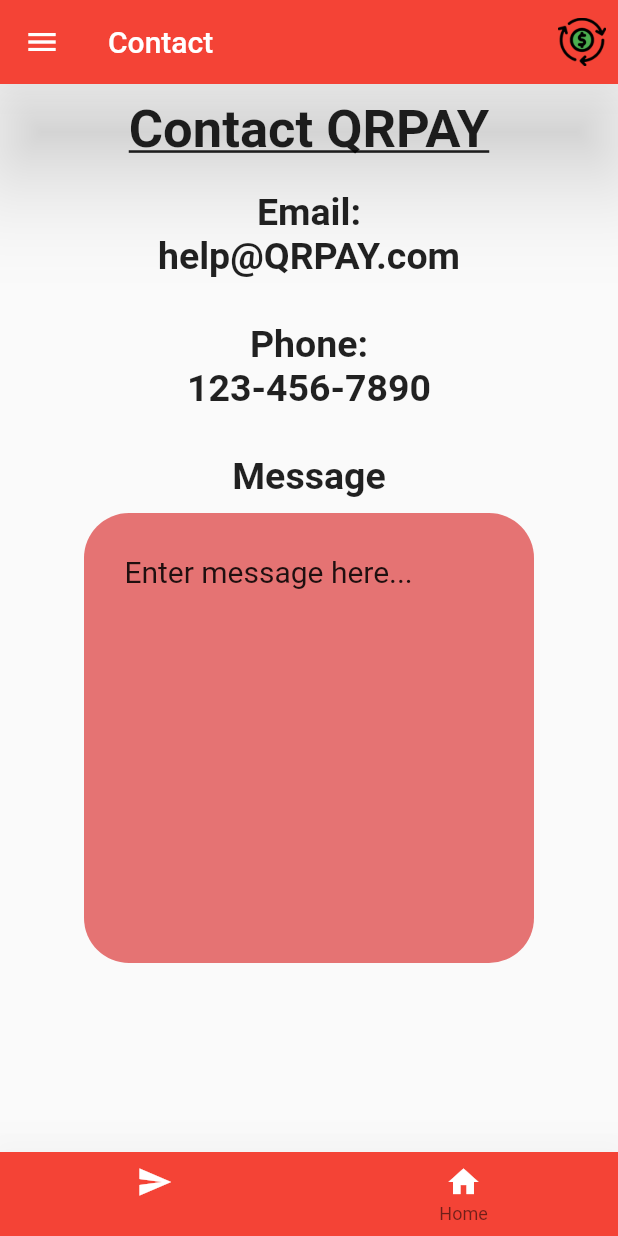
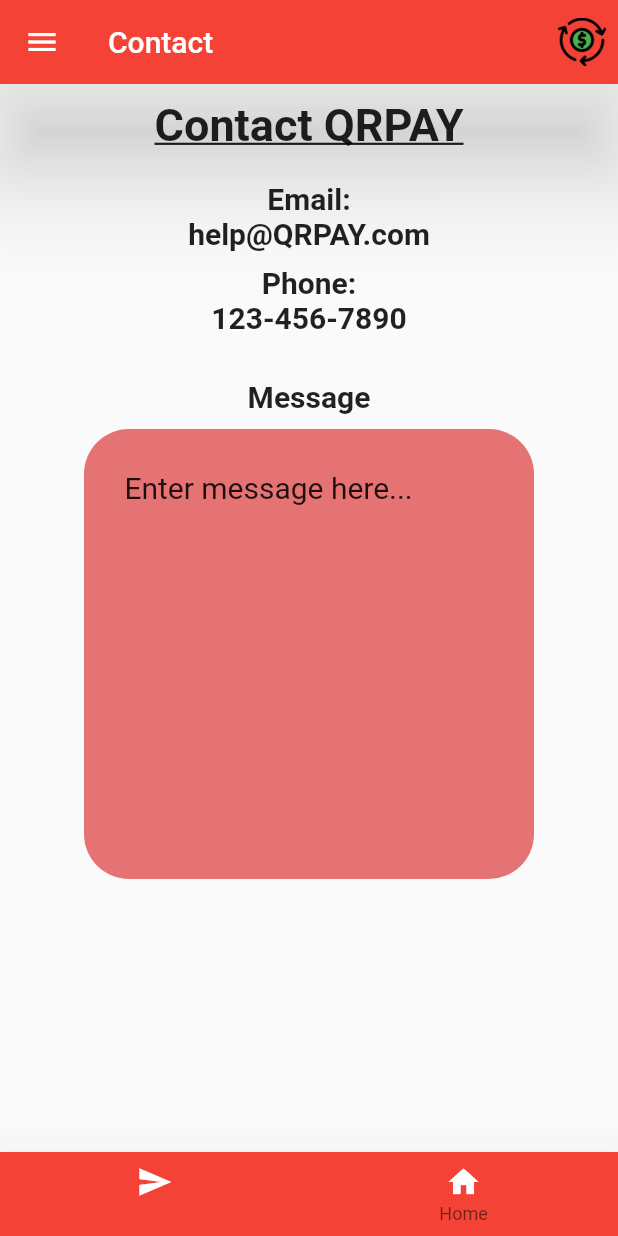
Before and after one commit to espressoAndCode/qrpay_app, a Flutter app: the ContactPage screen opened by its route, on a phone screen of 412 x 824 dp. Run offline on Flutter 3.47's test engine with Material 2 defaults, Android fonts, the phone set to English and light mode, and no system bars; our stand-ins replace firebase_auth, firebase_core; missing offline and left inert: qr_code_scanner; accounts and stored records are empty.

Commit message:
fixed display issue

```diff
--- a/lib/module/contact/contact_list_view.dart
+++ b/lib/module/contact/contact_list_view.dart
@@ -30,7 +30,7 @@ class ContactPage extends StatelessWidget {
               child: Text(
                 "Contact QRPAY",
                 style: TextStyle(
-                  fontSize: 35,
+                  fontSize: 30,
                   fontWeight: FontWeight.bold,
                   decoration: TextDecoration.underline,
                 ),
@@ -40,17 +40,17 @@ class ContactPage extends StatelessWidget {
               child: Text(
                 "Email:",
                 style: TextStyle(
-                  fontSize: 25,
+                  fontSize: 20,
                   fontWeight: FontWeight.bold,
                 ),
               ),
             ),
             Container(
-              padding: EdgeInsets.fromLTRB(20, 0, 20, 30),
+              padding: EdgeInsets.fromLTRB(20, 0, 20, 10),
               child: Text(
                 "help@QRPAY.com",
                 style: TextStyle(
-                  fontSize: 25,
+                  fontSize: 20,
                   fontWeight: FontWeight.bold,
                 ),
               ),
@@ -59,7 +59,7 @@ class ContactPage extends StatelessWidget {
               child: Text(
                 "Phone:",
                 style: TextStyle(
-                  fontSize: 25,
+                  fontSize: 20,
                   fontWeight: FontWeight.bold,
                 ),
               ),
@@ -69,7 +69,7 @@ class ContactPage extends StatelessWidget {
               child: Text(
                 "123-456-7890",
                 style: TextStyle(
-                  fontSize: 25,
+                  fontSize: 20,
                   fontWeight: FontWeight.bold,
                 ),
               ),
@@ -79,7 +79,7 @@ class ContactPage extends StatelessWidget {
               child: Text(
                 "Message",
                 style: TextStyle(
-                  fontSize: 25,
+                  fontSize: 20,
                   fontWeight: FontWeight.bold,
                 ),
               ),
```
